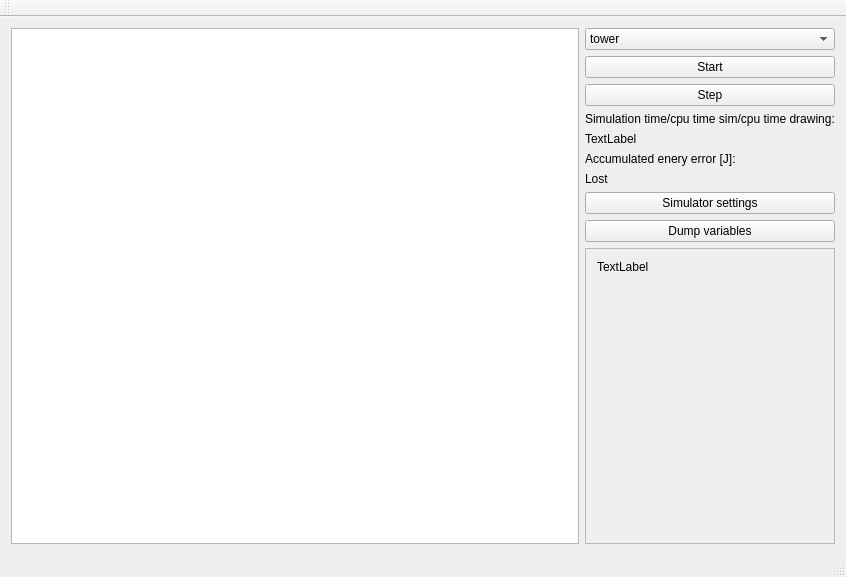
First picture: the form in src/mainwindow.ui, repository marcuslil/Marcus-physics-engine, before the edit.
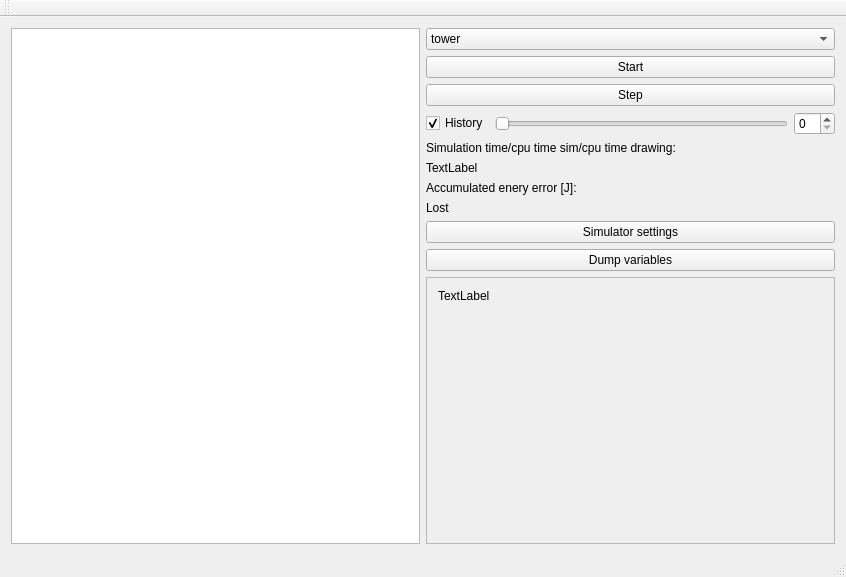
Second picture: the form after the edit.

What changed in the file:
```diff
--- a/src/mainwindow.ui
+++ b/src/mainwindow.ui
@@ -149,6 +149,30 @@
         </property>
        </widget>
       </item>
+      <item>
+       <layout class="QHBoxLayout" name="horizontalLayout_2">
+        <item>
+         <widget class="QCheckBox" name="check_history">
+          <property name="text">
+           <string>History</string>
+          </property>
+          <property name="checked">
+           <bool>true</bool>
+          </property>
+         </widget>
+        </item>
+        <item>
+         <widget class="QSlider" name="slide_history">
+          <property name="orientation">
+           <enum>Qt::Horizontal</enum>
+          </property>
+         </widget>
+        </item>
+        <item>
+         <widget class="QSpinBox" name="spin_history"/>
+        </item>
+       </layout>
+      </item>
       <item>
        <widget class="QLabel" name="label_3">
         <property name="sizePolicy">
@@ -231,8 +255,8 @@
           <rect>
            <x>0</x>
            <y>0</y>
-           <width>324</width>
-           <height>242</height>
+           <width>407</width>
+           <height>207</height>
           </rect>
          </property>
          <layout class="QVBoxLayout" name="verticalLayout_2">
```
